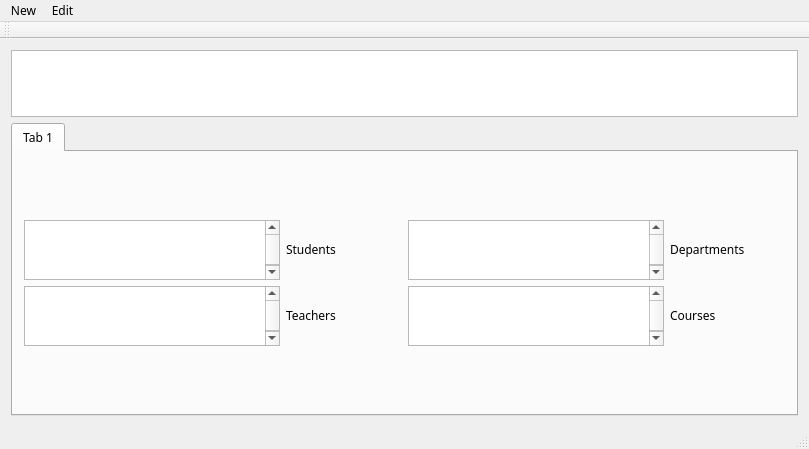
This is mainwindow.ui in Ysajid/University-Management as Qt 5 draws it before an edit. The edited form follows.
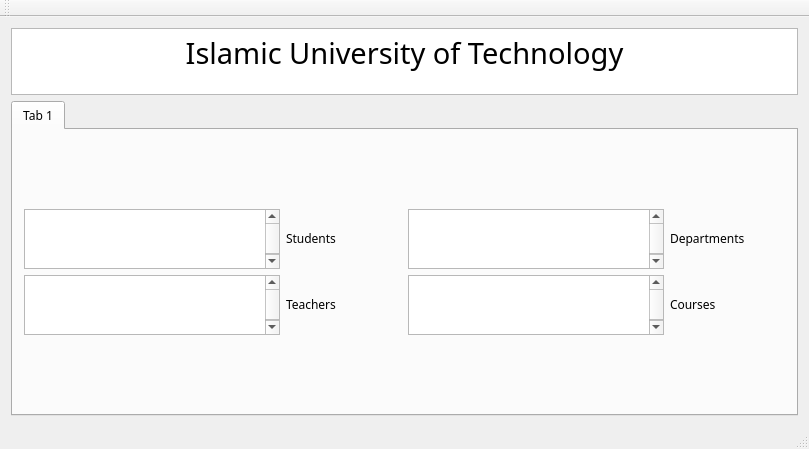
This is the edited form.

```diff
--- a/mainwindow.ui
+++ b/mainwindow.ui
@@ -48,6 +48,13 @@
         <property name="autoFillBackground">
          <bool>true</bool>
         </property>
+        <property name="html">
+         <string>&lt;!DOCTYPE HTML PUBLIC &quot;-//W3C//DTD HTML 4.0//EN&quot; &quot;http://www.w3.org/TR/REC-html40/strict.dtd&quot;&gt;
+&lt;html&gt;&lt;head&gt;&lt;meta name=&quot;qrichtext&quot; content=&quot;1&quot; /&gt;&lt;style type=&quot;text/css&quot;&gt;
+p, li { white-space: pre-wrap; }
+&lt;/style&gt;&lt;/head&gt;&lt;body style=&quot; font-family:'Source Sans Pro'; font-size:9pt; font-weight:400; font-style:normal;&quot;&gt;
+&lt;p align=&quot;center&quot; style=&quot; margin-top:0px; margin-bottom:0px; margin-left:0px; margin-right:0px; -qt-block-indent:0; text-indent:0px;&quot;&gt;&lt;span style=&quot; font-size:22pt;&quot;&gt;Islamic University of Technology&lt;/span&gt;&lt;/p&gt;&lt;/body&gt;&lt;/html&gt;</string>
+        </property>
        </widget>
       </item>
       <item>
@@ -236,36 +243,6 @@
     </item>
    </layout>
   </widget>
-  <widget class="QMenuBar" name="menuBar">
-   <property name="geometry">
-    <rect>
-     <x>0</x>
-     <y>0</y>
-     <width>809</width>
-     <height>22</height>
-    </rect>
-   </property>
-   <widget class="QMenu" name="menuNew">
-    <property name="title">
-     <string>New</string>
-    </property>
-    <addaction name="actionStudent"/>
-    <addaction name="actionTeacher"/>
-    <addaction name="actionCourse"/>
-    <addaction name="actionDepartment"/>
-   </widget>
-   <widget class="QMenu" name="menuEdit">
-    <property name="title">
-     <string>Edit</string>
-    </property>
-    <addaction name="actionStudent_Info"/>
-    <addaction name="actionTeacher_Info"/>
-    <addaction name="actionCourse_Info"/>
-    <addaction name="actionDepartment_Info"/>
-   </widget>
-   <addaction name="menuNew"/>
-   <addaction name="menuEdit"/>
-  </widget>
   <widget class="QToolBar" name="mainToolBar">
    <attribute name="toolBarArea">
     <enum>TopToolBarArea</enum>
```
Left out of the diff: 3 changed lines with no effect on the pictures.
